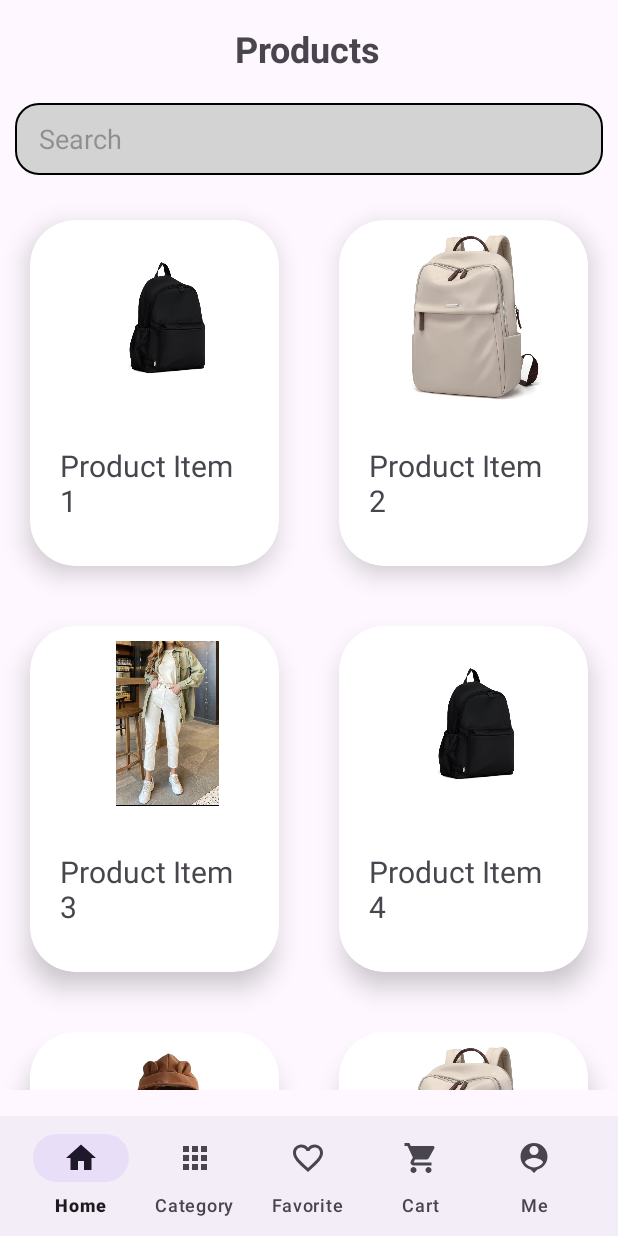
After one commit to YomnaMagdy21/Shopify, an Android app: the fragment ProductsFragment placed in its activity, on a phone screen of 412 x 824 dp. The commit adds this screen. Run offline under Robolectric (Android 15) with nearby library versions, the phone set to English and light mode, and no system bars.

Commit message:
add products ui

```diff
--- a/app/src/main/java/com/example/shopify/BottomNavigationBar/Favorite/view/FavoriteFragment.kt
+++ b/app/src/main/java/com/example/shopify/BottomNavigationBar/Favorite/view/FavoriteFragment.kt
@@ -5,6 +5,7 @@ import androidx.fragment.app.Fragment
 import android.view.LayoutInflater
 import android.view.View
 import android.view.ViewGroup
+import androidx.recyclerview.widget.GridLayoutManager
 import androidx.recyclerview.widget.LinearLayoutManager
 import androidx.recyclerview.widget.RecyclerView
 import com.example.shopify.BottomNavigationBar.Favorite.model.Favorite
@@ -44,9 +45,11 @@ class FavoriteFragment : Fragment() {
     }
     fun setUpRecyclerView(){
         favoriteAdapter=FavoriteAdapter(requireContext())
+        val gridLayoutManager = GridLayoutManager(context, 2) // 2 columns
+
         binding.recView.apply {
             adapter = favoriteAdapter
-            layoutManager = LinearLayoutManager(context, RecyclerView.HORIZONTAL, false)
+            layoutManager = gridLayoutManager
 
         }
 
--- a/app/src/main/java/com/example/shopify/BottomNavigationBar/Home/BrandsAdapter.kt
+++ b/app/src/main/java/com/example/shopify/BottomNavigationBar/Home/BrandsAdapter.kt
@@ -5,11 +5,12 @@ import android.view.LayoutInflater
 import android.view.View
 import android.view.ViewGroup
 import android.widget.ImageView
+import androidx.appcompat.app.AppCompatActivity
 import androidx.cardview.widget.CardView
 import androidx.recyclerview.widget.RecyclerView
 import com.example.shopify.R
 
-class BrandsAdapter(private val context: Context, private val brandImages: List<Int>) : RecyclerView.Adapter<BrandsAdapter.ViewHolder>() {
+class BrandsAdapter(private val context: Context, private val brandImages: List<Int>,var listener: OnBrandClickListener) : RecyclerView.Adapter<BrandsAdapter.ViewHolder>() {
 
     override fun getItemCount(): Int {
         return brandImages.size
@@ -24,6 +25,13 @@ class BrandsAdapter(private val context: Context, private val brandImages: List<
     override fun onBindViewHolder(holder: ViewHolder, position: Int) {
         val imageResource = brandImages[position]
         holder.image.setImageResource(imageResource)
+        holder.card.setOnClickListener {
+            (holder.itemView.context as? AppCompatActivity)?.let { activity ->
+                listener.goToProducts()
+            }
+
+        }
+
     }
 
     inner class ViewHolder(itemView: View) : RecyclerView.ViewHolder(itemView) {
--- /dev/null
+++ b/app/src/main/java/com/example/shopify/BottomNavigationBar/Home/OnBrandClickListener.kt
@@ -0,0 +1,6 @@
+package com.example.shopify.BottomNavigationBar.Home
+
+interface OnBrandClickListener {
+
+    fun goToProducts()
+}
--- /dev/null
+++ b/app/src/main/java/com/example/shopify/products/view/ProductAdapter.kt
@@ -0,0 +1,47 @@
+package com.example.shopify.products.view
+
+import android.content.Context
+import android.view.LayoutInflater
+import android.view.ViewGroup
+import androidx.recyclerview.widget.DiffUtil
+import androidx.recyclerview.widget.ListAdapter
+import androidx.recyclerview.widget.RecyclerView
+import com.example.shopify.BottomNavigationBar.Favorite.model.Favorite
+import com.example.shopify.BottomNavigationBar.Favorite.view.FavoriteAdapter
+import com.example.shopify.databinding.FavItemBinding
+import com.example.shopify.databinding.ProductItemBinding
+
+class ProductAdapter (var context: Context):
+    ListAdapter<Favorite, ProductAdapter.DayViewHolder>(DayDiffUtil()) {
+
+
+    lateinit var binding: ProductItemBinding
+
+
+    class DayViewHolder(var binding: ProductItemBinding) : RecyclerView.ViewHolder(binding.root)
+
+    override fun onCreateViewHolder(parent: ViewGroup, viewType: Int): DayViewHolder {
+        binding = ProductItemBinding.inflate(LayoutInflater.from(parent.context), parent, false)
+        return DayViewHolder(binding)
+    }
+
+    override fun onBindViewHolder(holder: DayViewHolder, position: Int) {
+        val current = getItem(position)
+
+        holder.binding.productName.text = current.name
+        holder.binding.productImg.setImageResource(current.img)
+
+
+    }
+}
+
+class DayDiffUtil : DiffUtil.ItemCallback<Favorite>() {
+    override fun areItemsTheSame(oldItem: Favorite, newItem: Favorite): Boolean {
+        return oldItem.name == newItem.name
+    }
+
+    override fun areContentsTheSame(oldItem: Favorite, newItem: Favorite): Boolean {
+        return newItem == oldItem
+    }
+
+}
--- /dev/null
+++ b/app/src/main/java/com/example/shopify/products/view/ProductsFragment.kt
@@ -0,0 +1,62 @@
+package com.example.shopify.products.view
+
+import android.os.Bundle
+import androidx.fragment.app.Fragment
+import android.view.LayoutInflater
+import android.view.View
+import android.view.ViewGroup
+import androidx.recyclerview.widget.GridLayoutManager
+import com.example.shopify.BottomNavigationBar.Favorite.model.Favorite
+import com.example.shopify.BottomNavigationBar.Favorite.view.FavoriteAdapter
+import com.example.shopify.R
+import com.example.shopify.databinding.FragmentFavoriteBinding
+import com.example.shopify.databinding.FragmentProductsBinding
+
+
+class ProductsFragment : Fragment() {
+
+
+    private lateinit var binding: FragmentProductsBinding
+    private lateinit var productAdapter: ProductAdapter
+
+    override fun onCreateView(
+        inflater: LayoutInflater, container: ViewGroup?,
+        savedInstanceState: Bundle?
+    ): View? {
+        // Inflate the layout for this fragment
+        binding = FragmentProductsBinding.inflate(inflater, container, false)
+
+
+        setUpRecyclerView()
+        val fakeData = generateFakeProduct()
+        productAdapter.submitList(fakeData)
+        return binding.root
+    }
+
+
+    fun generateFakeProduct(): List<Favorite> {
+        return listOf(
+            Favorite(name = "Product Item 1", img = R.drawable.bag2),
+            Favorite(name = "Product Item 2", img = R.drawable.bag),
+            Favorite(name = "Product Item 3", img = R.drawable.clothes2),
+            Favorite(name = "Product Item 4", img = R.drawable.bag2),
+            Favorite(name = "Product Item 5", img = R.drawable.clothes),
+            Favorite(name = "Product Item 6", img = R.drawable.bag),
+            Favorite(name = "Product Item 7", img = R.drawable.bag2),
+            Favorite(name = "Product Item 8", img = R.drawable.clothes1)
+           // Favorite(name = "Product Item 9", img = R.drawable.clothes2)
+
+        )
+    }
+    fun setUpRecyclerView(){
+        productAdapter=ProductAdapter(requireContext())
+        val gridLayoutManager = GridLayoutManager(context, 2) // 2 columns
+
+        binding.recView.apply {
+            adapter = productAdapter
+            layoutManager = gridLayoutManager
+
+        }
+
+    }
+}
--- /dev/null
+++ b/app/src/main/res/layout/fragment_products.xml
@@ -0,0 +1,50 @@
+<?xml version="1.0" encoding="utf-8"?>
+<androidx.constraintlayout.widget.ConstraintLayout xmlns:android="http://schemas.android.com/apk/res/android"
+    xmlns:app="http://schemas.android.com/apk/res-auto"
+    xmlns:tools="http://schemas.android.com/tools"
+    android:layout_width="match_parent"
+    android:layout_height="match_parent"
+    tools:context=".products.view.ProductsFragment">
+
+    <androidx.recyclerview.widget.RecyclerView
+        android:id="@+id/recView"
+        android:layout_width="match_parent"
+        android:layout_height="600dp"
+        android:layout_marginTop="10dp"
+        app:layout_constraintBottom_toBottomOf="parent"
+        app:layout_constraintEnd_toEndOf="parent"
+        app:layout_constraintStart_toStartOf="parent"
+        app:layout_constraintTop_toBottomOf="@+id/search_edit_text"
+        app:layout_constraintVertical_bias="0.0" />
+
+    <EditText
+        android:id="@+id/search_edit_text"
+        android:layout_width="match_parent"
+        android:layout_height="48dp"
+        android:layout_marginHorizontal="10dp"
+        android:layout_marginVertical="20dp"
+        android:background="@drawable/searchview_style"
+        android:hint="@string/search"
+        android:inputType="text"
+        android:paddingHorizontal="16dp"
+        android:paddingVertical="10dp"
+        app:layout_constraintEnd_toEndOf="parent"
+        app:layout_constraintHorizontal_bias="0.947"
+
+        app:layout_constraintStart_toStartOf="parent"
+        app:layout_constraintTop_toBottomOf="@+id/textView9" />
+
+    <TextView
+        android:id="@+id/textView9"
+        android:layout_width="wrap_content"
+        android:layout_height="wrap_content"
+        android:layout_marginTop="16dp"
+        android:text="@string/products"
+        android:textSize="24sp"
+        android:textStyle="bold"
+        app:layout_constraintEnd_toEndOf="parent"
+        app:layout_constraintHorizontal_bias="0.498"
+        app:layout_constraintStart_toStartOf="parent"
+        app:layout_constraintTop_toTopOf="parent" />
+
+</androidx.constraintlayout.widget.ConstraintLayout>
--- a/app/src/main/res/values-night/strings.xml
+++ b/app/src/main/res/values-night/strings.xml
@@ -8,4 +8,5 @@
     <string name="sign_in">Sign In</string>
     <string name="login">Login</string>
     <string name="do_not_have_an_account">Don\'t have an account</string>
+    <string name="products">Products</string>
 </resources>
--- a/app/src/main/res/values/strings.xml
+++ b/app/src/main/res/values/strings.xml
@@ -29,6 +29,7 @@
     <string name="men">Men</string>
     <string name="women">Women</string>
     <string name="egp">EGP</string>
+    <string name="products">Products</string>
 
 
 </resources>
```
Also changed, not shown: app/src/main/java/com/example/shopify/BottomNavigationBar/Home/HomeFragment.kt (+12 -2 lines), app/src/main/res/layout/fragment_home.xml (+21 -22 lines), app/src/main/res/layout/product_item.xml (renamed from app/src/main/res/layout/fav_item.xml, +4 -13 lines).
